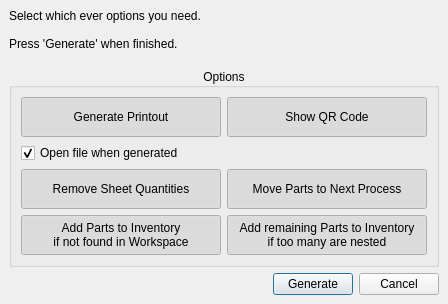
Before: the Qt Designer form ui/dialogs/generate_workorder_dialog.ui in TheCodingJsoftware/Invigo, drawn with Qt 5.
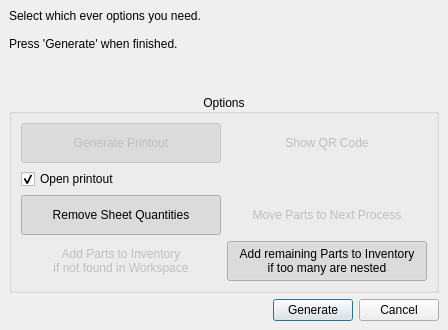
After: the same form once the commit is applied.

Commit message: feat: add printJob signal to JobTab and connect to MainWindow for printing jobs fix: correct quantity_on_sheet typo in LaserCutPart metadata fix: update UI dialog dimensions and button states for better user experience refactor: streamline job status icon retrieval and improve job validation logic

Patch:
```diff
--- a/ui/dialogs/generate_workorder_dialog.ui
+++ b/ui/dialogs/generate_workorder_dialog.ui
@@ -7,7 +7,7 @@
     <x>0</x>
     <y>0</y>
     <width>448</width>
-    <height>304</height>
+    <height>330</height>
    </rect>
   </property>
   <property name="windowTitle">
@@ -122,6 +122,9 @@
             <layout class="QGridLayout" name="gridLayout_2">
              <item row="2" column="1">
               <widget class="QPushButton" name="pushButton_update_inventory">
+               <property name="enabled">
+                <bool>false</bool>
+               </property>
                <property name="sizePolicy">
                 <sizepolicy hsizetype="Fixed" vsizetype="Fixed">
                  <horstretch>0</horstretch>
@@ -147,7 +150,7 @@
                 <bool>true</bool>
                </property>
                <property name="checked">
-                <bool>true</bool>
+                <bool>false</bool>
                </property>
                <property name="autoDefault">
                 <bool>false</bool>
@@ -193,6 +196,9 @@
              </item>
              <item row="0" column="1">
               <widget class="QPushButton" name="pushButton_show_qr_code">
+               <property name="enabled">
+                <bool>false</bool>
+               </property>
                <property name="sizePolicy">
                 <sizepolicy hsizetype="Fixed" vsizetype="Fixed">
                  <horstretch>0</horstretch>
@@ -215,7 +221,7 @@
                 <bool>true</bool>
                </property>
                <property name="checked">
-                <bool>true</bool>
+                <bool>false</bool>
                </property>
                <property name="autoDefault">
                 <bool>false</bool>
@@ -227,6 +233,9 @@
              </item>
              <item row="0" column="0">
               <widget class="QPushButton" name="pushButton_generate_printout">
+               <property name="enabled">
+                <bool>false</bool>
+               </property>
                <property name="sizePolicy">
                 <sizepolicy hsizetype="Fixed" vsizetype="Fixed">
                  <horstretch>0</horstretch>
@@ -271,7 +280,7 @@
                 <string>Opens the printout once generated.</string>
                </property>
                <property name="text">
-                <string>Open file when generated</string>
+                <string>Open printout</string>
                </property>
                <property name="checked">
                 <bool>true</bool>
@@ -280,6 +289,9 @@
              </item>
              <item row="3" column="0">
               <widget class="QPushButton" name="pushButton_add_overflow_parts">
+               <property name="enabled">
+                <bool>false</bool>
+               </property>
                <property name="sizePolicy">
                 <sizepolicy hsizetype="Fixed" vsizetype="Fixed">
                  <horstretch>0</horstretch>
@@ -303,7 +315,7 @@
                 <bool>true</bool>
                </property>
                <property name="checked">
-                <bool>true</bool>
+                <bool>false</bool>
                </property>
                <property name="autoDefault">
                 <bool>false</bool>
@@ -315,6 +327,9 @@
              </item>
              <item row="3" column="1">
               <widget class="QPushButton" name="pushButton_add_remaning_parts">
+               <property name="enabled">
+                <bool>true</bool>
+               </property>
                <property name="sizePolicy">
                 <sizepolicy hsizetype="Fixed" vsizetype="Fixed">
                  <horstretch>0</horstretch>
```
The commit also changes 7 other files.
